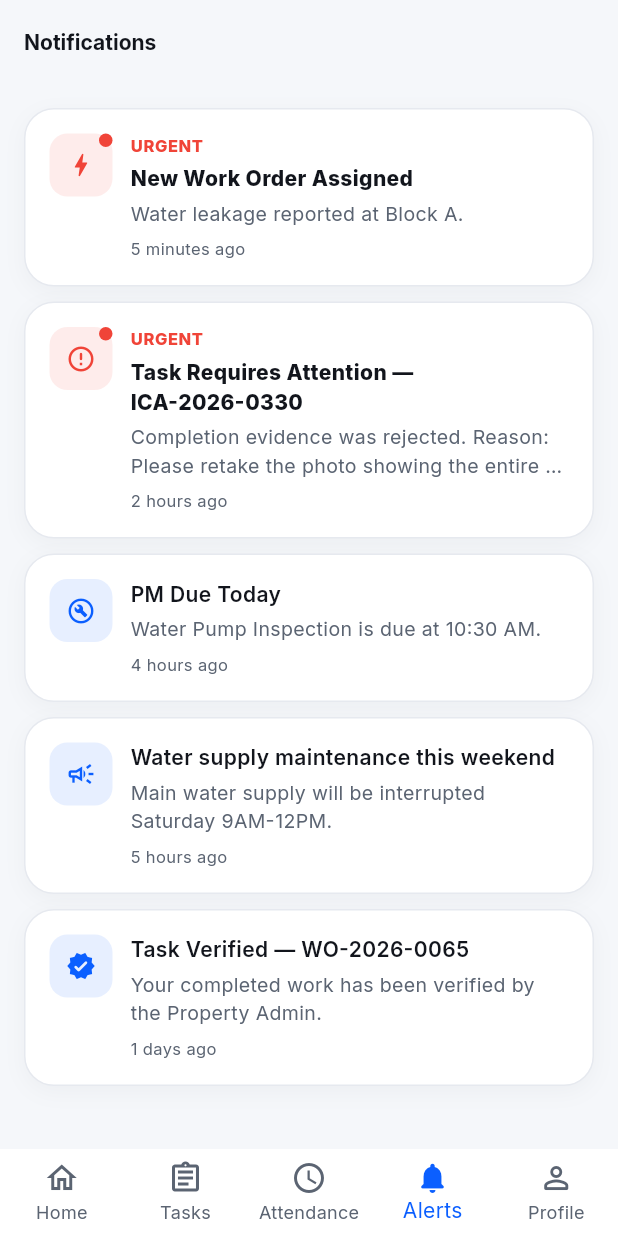
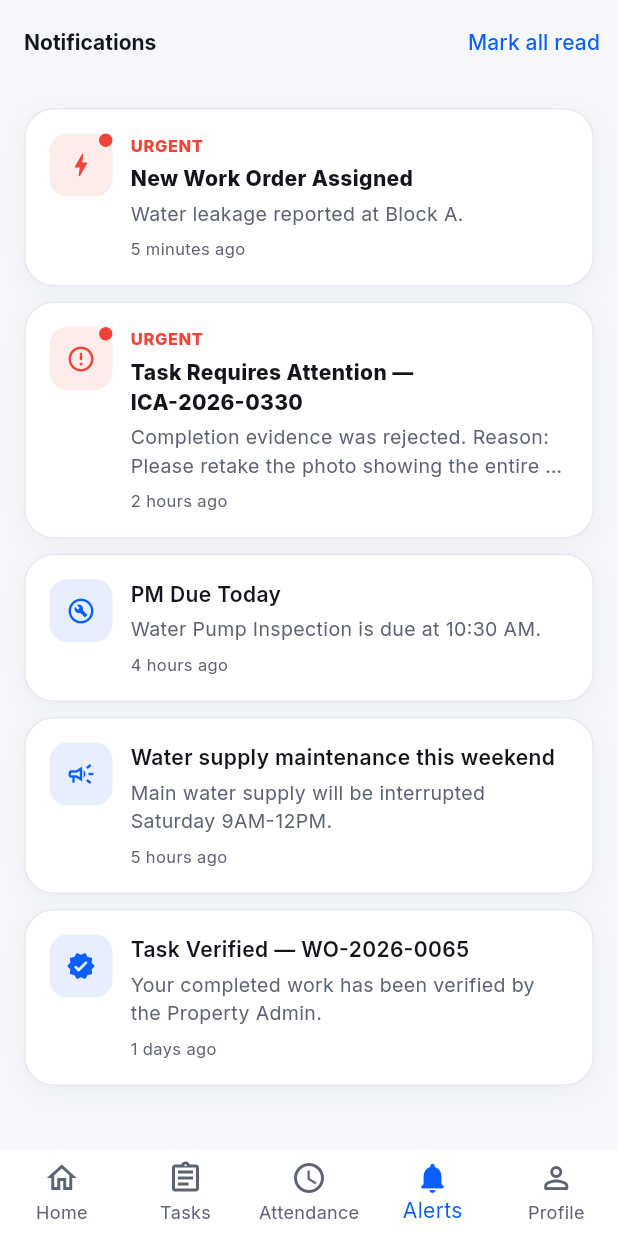
Before and after one commit to azhariwtwskk-cyber/Projek-pertama-saya, a Flutter app: the NotificationsScreen screen opened by its route, on a phone screen of 412 x 824 dp. Run offline on Flutter 3.47's test engine with Material 3 defaults, Android fonts, the phone set to English and light mode, and no system bars; our stand-ins replace cached_network_image, camera, connectivity_plus, dio, flutter_local_notifications, flutter_riverpod and 8 more; missing offline and left inert: mobile_scanner; accounts and stored records are empty; generated files the repository leaves out were written again.

Commit message:
fix(notifications): stop routing action_url as a Flutter path, harden parsing
The real notifications.php returns action_url as a
cpms/property_portal/... web URL, not a GoRouter path; tapping a
notification tried to context.push() it directly. Stop treating
action_url as deepLinkRoute (tapping now marks read without a broken
navigation attempt). Wrap per-row parsing in a try/catch so one
malformed notification cannot crash the whole Alerts screen. Wire the
previously-unused notifications/mark-all-read.php endpoint through a
new "Mark all read" action.

```diff
--- a/mobile/lib/features/notifications/application/notifications_providers.dart
+++ b/mobile/lib/features/notifications/application/notifications_providers.dart
@@ -7,12 +7,14 @@ import '../data/mock_notifications_repository.dart';
 import '../data/notifications_repository.dart';
 import '../domain/notification_models.dart';
 
-final notificationsRepositoryProvider = Provider<NotificationsRepository>((ref) {
+final notificationsRepositoryProvider =
+    Provider<NotificationsRepository>((ref) {
   if (AppConfig.useMockApi) return MockNotificationsRepository();
   return ApiNotificationsRepository(ref.watch(apiClientProvider));
 });
 
-final notificationsProvider = FutureProvider.autoDispose<List<AppNotification>>((ref) {
+final notificationsProvider =
+    FutureProvider.autoDispose<List<AppNotification>>((ref) {
   return ref.watch(notificationsRepositoryProvider).fetchNotifications();
 });
 
@@ -31,6 +33,12 @@ class NotificationsController {
     await _ref.read(notificationsRepositoryProvider).markRead(id);
     _ref.invalidate(notificationsProvider);
   }
+
+  Future<void> markAllRead() async {
+    await _ref.read(notificationsRepositoryProvider).markAllRead();
+    _ref.invalidate(notificationsProvider);
+  }
 }
 
-final notificationsControllerProvider = Provider((ref) => NotificationsController(ref));
+final notificationsControllerProvider =
+    Provider((ref) => NotificationsController(ref));
--- a/mobile/lib/features/notifications/data/notifications_repository.dart
+++ b/mobile/lib/features/notifications/data/notifications_repository.dart
@@ -3,4 +3,5 @@ import '../domain/notification_models.dart';
 abstract class NotificationsRepository {
   Future<List<AppNotification>> fetchNotifications();
   Future<void> markRead(String id);
+  Future<void> markAllRead();
 }
--- a/mobile/lib/features/notifications/domain/notification_models.dart
+++ b/mobile/lib/features/notifications/domain/notification_models.dart
@@ -38,7 +38,9 @@ extension NotificationTypeMeta on NotificationType {
   }
 
   bool get isUrgent =>
-      this == NotificationType.urgentTask || this == NotificationType.pmOverdue || this == NotificationType.taskRejected;
+      this == NotificationType.urgentTask ||
+      this == NotificationType.pmOverdue ||
+      this == NotificationType.taskRejected;
 }
 
 class AppNotification {
--- a/mobile/lib/features/notifications/presentation/notifications_screen.dart
+++ b/mobile/lib/features/notifications/presentation/notifications_screen.dart
@@ -1,6 +1,5 @@
 import 'package:flutter/material.dart';
 import 'package:flutter_riverpod/flutter_riverpod.dart';
-import 'package:go_router/go_router.dart';
 
 import '../../../core/theme/app_theme.dart';
 import '../../../core/utils/formatters.dart';
@@ -18,21 +17,39 @@ class NotificationsScreen extends ConsumerWidget {
   @override
   Widget build(BuildContext context, WidgetRef ref) {
     final notificationsAsync = ref.watch(notificationsProvider);
+    final hasUnread = notificationsAsync.maybeWhen(
+      data: (items) => items.any((n) => !n.isRead),
+      orElse: () => false,
+    );
 
     return Scaffold(
-      appBar: AppBar(title: const Text('Notifications')),
+      appBar: AppBar(
+        title: const Text('Notifications'),
+        actions: [
+          if (hasUnread)
+            TextButton(
+              onPressed: () =>
+                  ref.read(notificationsControllerProvider).markAllRead(),
+              child: const Text('Mark all read'),
+            ),
+        ],
+      ),
       body: RefreshIndicator(
         onRefresh: () async => ref.invalidate(notificationsProvider),
         child: notificationsAsync.when(
-          loading: () => const Padding(padding: EdgeInsets.all(16), child: SkeletonList()),
-          error: (e, _) => Center(child: AppStateView.error(onRetry: () => ref.invalidate(notificationsProvider))),
+          loading: () =>
+              const Padding(padding: EdgeInsets.all(16), child: SkeletonList()),
+          error: (e, _) => Center(
+              child: AppStateView.error(
+                  onRetry: () => ref.invalidate(notificationsProvider))),
           data: (items) {
             if (items.isEmpty) {
               return const Center(
                 child: AppStateView(
                   icon: Icons.notifications_none_rounded,
                   title: 'No Notifications',
-                  message: 'You will see work orders, PM reminders and announcements here.',
+                  message:
+                      'You will see work orders, PM reminders and announcements here.',
                 ),
               );
             }
@@ -42,11 +59,9 @@ class NotificationsScreen extends ConsumerWidget {
               separatorBuilder: (_, __) => const SizedBox(height: 10),
               itemBuilder: (context, i) => _NotificationCard(
                 notification: items[i],
-                onTap: () {
-                  ref.read(notificationsControllerProvider).markRead(items[i].id);
-                  final route = items[i].deepLinkRoute;
-                  if (route != null) context.push(route);
-                },
+                onTap: () => ref
+                    .read(notificationsControllerProvider)
+                    .markRead(items[i].id),
               ),
             );
           },
@@ -87,7 +102,8 @@ class _NotificationCard extends StatelessWidget {
   @override
   Widget build(BuildContext context) {
     final isUrgent = notification.type.isUrgent;
-    final color = isUrgent ? AppColors.danger : Theme.of(context).colorScheme.primary;
+    final color =
+        isUrgent ? AppColors.danger : Theme.of(context).colorScheme.primary;
 
     return AppSectionCard(
       onTap: onTap,
@@ -99,14 +115,20 @@ class _NotificationCard extends StatelessWidget {
               Container(
                 width: 42,
                 height: 42,
-                decoration: BoxDecoration(color: color.withValues(alpha: 0.1), borderRadius: BorderRadius.circular(12)),
+                decoration: BoxDecoration(
+                    color: color.withValues(alpha: 0.1),
+                    borderRadius: BorderRadius.circular(12)),
                 child: Icon(_icon, color: color, size: 20),
               ),
               if (!notification.isRead)
                 Positioned(
                   right: 0,
                   top: 0,
-                  child: Container(width: 9, height: 9, decoration: const BoxDecoration(color: AppColors.danger, shape: BoxShape.circle)),
+                  child: Container(
+                      width: 9,
+                      height: 9,
+                      decoration: const BoxDecoration(
+                          color: AppColors.danger, shape: BoxShape.circle)),
                 ),
             ],
           ),
@@ -118,13 +140,28 @@ class _NotificationCard extends StatelessWidget {
                 if (isUrgent)
                   Padding(
                     padding: const EdgeInsets.only(bottom: 4),
-                    child: Text('URGENT', style: TextStyle(color: color, fontWeight: FontWeight.w800, fontSize: 11, letterSpacing: 0.4)),
+                    child: Text('URGENT',
+                        style: TextStyle(
+                            color: color,
+                            fontWeight: FontWeight.w800,
+                            fontSize: 11,
+                            letterSpacing: 0.4)),
                   ),
-                Text(notification.title, style: TextStyle(fontWeight: notification.isRead ? FontWeight.w600 : FontWeight.w800)),
+                Text(notification.title,
+                    style: TextStyle(
+                        fontWeight: notification.isRead
+                            ? FontWeight.w600
+                            : FontWeight.w800)),
                 const SizedBox(height: 4),
-                Text(notification.body, style: const TextStyle(color: AppColors.textSecondary, fontSize: 13), maxLines: 2, overflow: TextOverflow.ellipsis),
+                Text(notification.body,
+                    style: const TextStyle(
+                        color: AppColors.textSecondary, fontSize: 13),
+                    maxLines: 2,
+                    overflow: TextOverflow.ellipsis),
                 const SizedBox(height: 6),
-                Text(AppFormatters.timeAgo(notification.createdAt), style: const TextStyle(color: AppColors.textSecondary, fontSize: 11)),
+                Text(AppFormatters.timeAgo(notification.createdAt),
+                    style: const TextStyle(
+                        color: AppColors.textSecondary, fontSize: 11)),
               ],
             ),
           ),
```
Also changed, not shown: mobile/lib/features/notifications/data/api_notifications_repository.dart (+56 -13 lines), mobile/lib/features/notifications/data/mock_notifications_repository.dart (+9 -1 lines).
